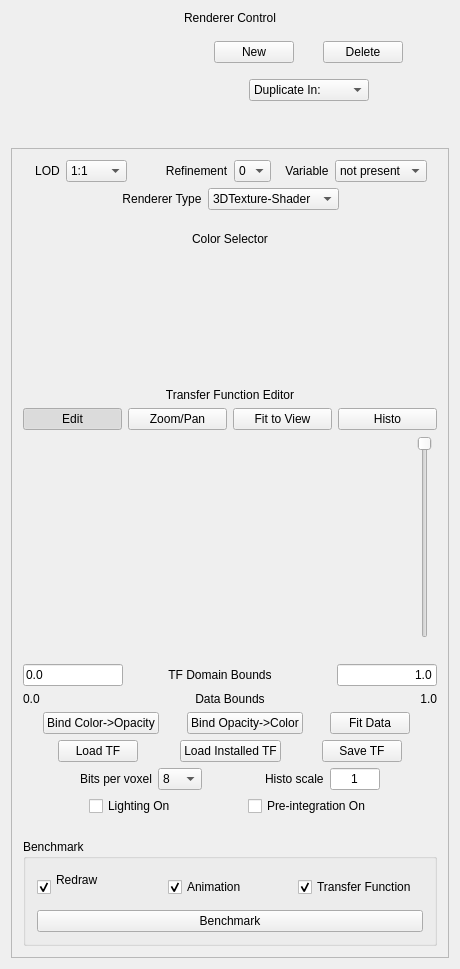
This is apps/vaporgui/guis/ui/dvr.ui in yyr/vapor as Qt 5 draws it before an edit. The edited form follows.
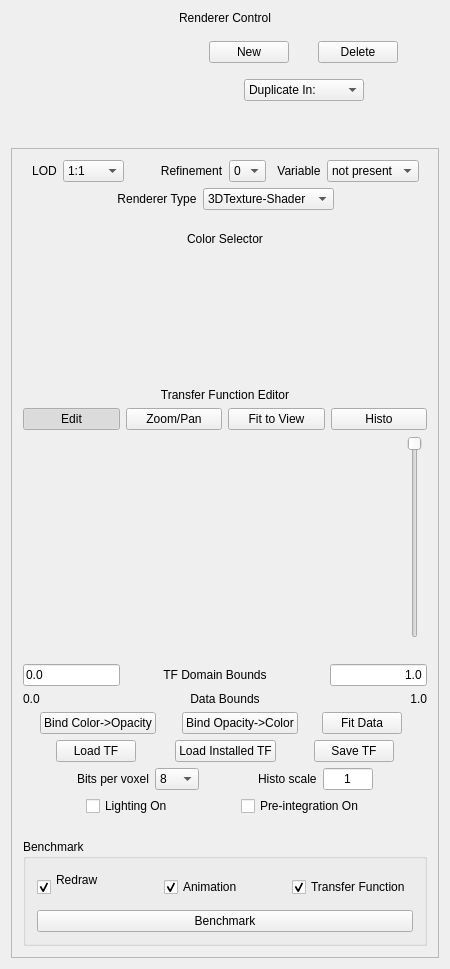
This is the edited form. Custom widgets are drawn as their Qt base class.

```diff
--- a/apps/vaporgui/guis/ui/dvr.ui
+++ b/apps/vaporgui/guis/ui/dvr.ui
@@ -6,7 +6,7 @@
    <rect>
     <x>0</x>
     <y>0</y>
-    <width>460</width>
+    <width>450</width>
     <height>969</height>
    </rect>
   </property>
```
